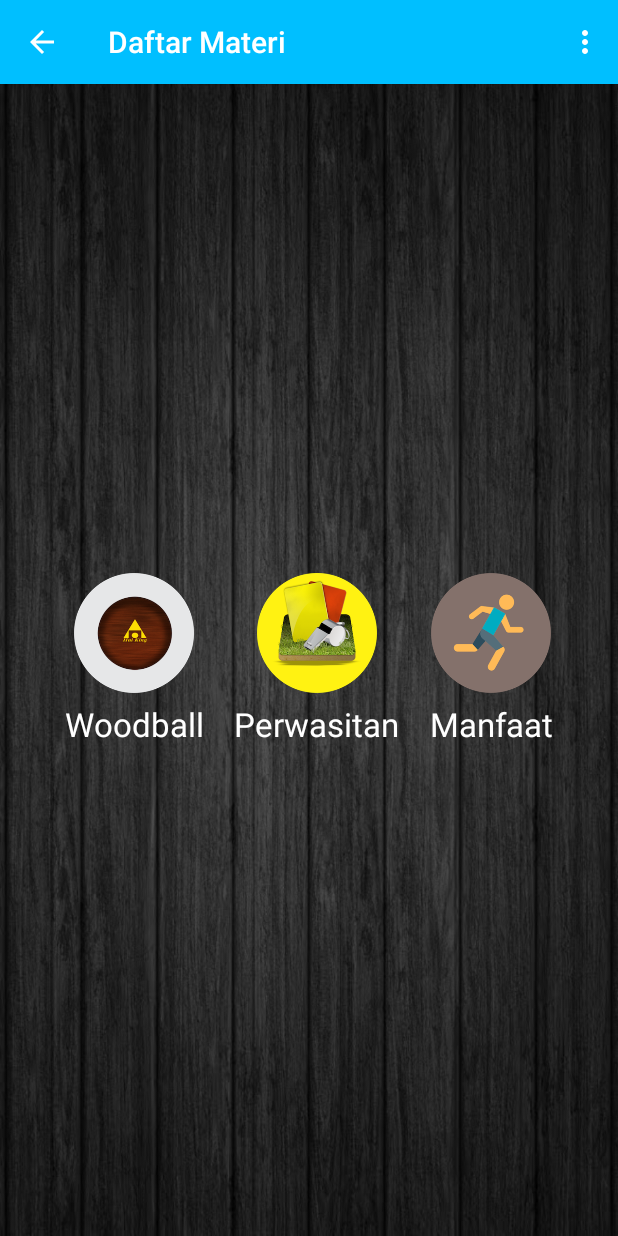
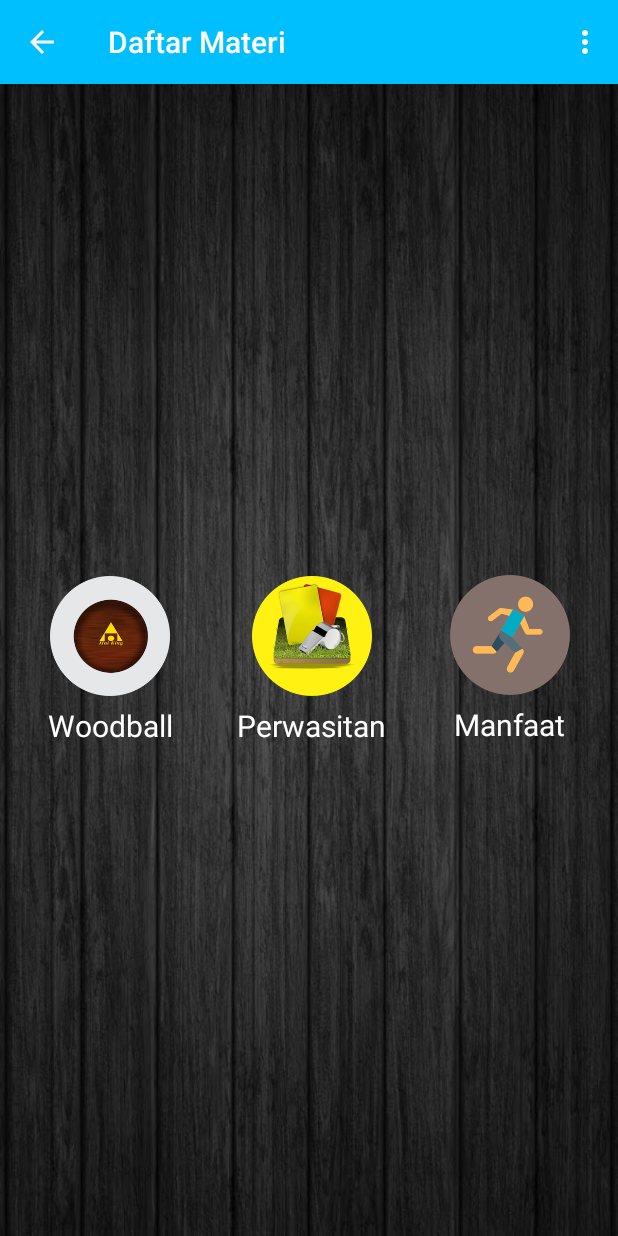
Before and after one commit to vjivandro/FinishingWoodball, an Android app: the MateriActivity screen opened directly, with no data from a screen before it, on a phone screen of 412 x 824 dp. Run offline under Robolectric (Android 15) with nearby library versions, the phone set to English and light mode, and no system bars.

Commit message:
repair activity_main, activity_utama, activity_materi.xml & colors.xml

```diff
--- a/app/src/main/res/layout/activity_materi.xml
+++ b/app/src/main/res/layout/activity_materi.xml
@@ -1,87 +1,114 @@
 <?xml version="1.0" encoding="utf-8"?>
-<ScrollView xmlns:android="http://schemas.android.com/apk/res/android"
+<android.support.constraint.ConstraintLayout xmlns:android="http://schemas.android.com/apk/res/android"
     xmlns:app="http://schemas.android.com/apk/res-auto"
+    xmlns:tools="http://schemas.android.com/tools"
     android:layout_width="match_parent"
     android:layout_height="match_parent"
     android:background="@drawable/bac">
 
     <LinearLayout
+        android:id="@+id/linearLayout"
         android:layout_width="wrap_content"
         android:layout_height="wrap_content"
         android:layout_gravity="center"
-        android:orientation="horizontal">
-
-        <LinearLayout
-            android:layout_width="wrap_content"
-            android:layout_height="wrap_content"
+        android:layout_margin="10dp"
+        android:layout_marginStart="8dp"
+        android:layout_marginLeft="8dp"
+        android:layout_marginEnd="41dp"
+        android:layout_marginRight="41dp"
         android:orientation="vertical"
-            android:layout_margin="10dp"
-            android:layout_gravity="center">
+        app:layout_constraintBottom_toBottomOf="parent"
+        app:layout_constraintEnd_toStartOf="@+id/linearLayout2"
+        app:layout_constraintStart_toStartOf="parent"
+        app:layout_constraintTop_toTopOf="parent"
+        app:layout_constraintVertical_bias="0.501">
 
         <Button
             android:id="@+id/btnWb"
             android:layout_width="80dp"
             android:layout_height="80dp"
-                android:background="@drawable/woodball"
-                android:layout_gravity="center"/>
+            android:layout_gravity="center"
+            android:background="@drawable/woodball" />
 
         <TextView
             android:layout_width="wrap_content"
             android:layout_height="wrap_content"
+            android:layout_gravity="center"
+            android:layout_marginTop="6dp"
             android:text="Woodball"
             android:textColor="@color/white"
-                android:layout_gravity="center"
-                android:textSize="10pt"
-                android:layout_marginTop="6dp"/>
+            android:textSize="20sp" />
     </LinearLayout>
 
+
     <LinearLayout
+        android:id="@+id/linearLayout2"
         android:layout_width="wrap_content"
         android:layout_height="wrap_content"
+        android:layout_gravity="center"
+        android:layout_margin="10dp"
+        android:layout_marginStart="36dp"
+        android:layout_marginLeft="36dp"
+        android:layout_marginEnd="8dp"
+        android:layout_marginRight="8dp"
         android:orientation="vertical"
-        android:layout_margin="10dp"
-        android:layout_gravity="center">
+        app:layout_constraintBottom_toBottomOf="parent"
+        app:layout_constraintEnd_toStartOf="@+id/linearLayout3"
+        app:layout_constraintStart_toEndOf="@+id/linearLayout"
+        app:layout_constraintTop_toTopOf="parent"
+        app:layout_constraintVertical_bias="0.501"
+        tools:ignore="MissingConstraints">
 
         <Button
             android:id="@+id/btnWasit"
             android:layout_width="80dp"
             android:layout_height="80dp"
-            android:background="@drawable/wasit"
-            android:layout_gravity="center"/>
+            android:layout_gravity="center"
+            android:background="@drawable/wasit" />
 
         <TextView
             android:layout_width="wrap_content"
             android:layout_height="wrap_content"
+            android:layout_gravity="center"
+            android:layout_marginTop="6dp"
             android:text="Perwasitan"
             android:textColor="@color/white"
-            android:layout_gravity="center"
-            android:textSize="10pt"
-            android:layout_marginTop="6dp"/>
+            android:textSize="20sp" />
     </LinearLayout>
 
+
     <LinearLayout
+        android:id="@+id/linearLayout3"
         android:layout_width="wrap_content"
         android:layout_height="wrap_content"
+        android:layout_gravity="center"
+        android:layout_margin="10dp"
+        android:layout_marginStart="26dp"
+        android:layout_marginLeft="26dp"
+        android:layout_marginEnd="8dp"
+        android:layout_marginRight="8dp"
         android:orientation="vertical"
-            android:layout_margin="10dp"
-            android:layout_gravity="center">
+        app:layout_constraintBottom_toBottomOf="parent"
+        app:layout_constraintEnd_toEndOf="parent"
+        app:layout_constraintStart_toEndOf="@+id/linearLayout2"
+        app:layout_constraintTop_toTopOf="parent">
 
         <Button
             android:id="@+id/btnManfaat"
             android:layout_width="80dp"
             android:layout_height="80dp"
-                android:background="@drawable/manfaat"
-                android:layout_gravity="center"/>
+            android:layout_gravity="center"
+            android:background="@drawable/manfaat" />
 
         <TextView
             android:layout_width="wrap_content"
             android:layout_height="wrap_content"
+            android:layout_gravity="center"
+            android:layout_marginTop="6dp"
             android:text="Manfaat"
             android:textColor="@color/white"
-                android:layout_gravity="center"
-                android:textSize="10pt"
-                android:layout_marginTop="6dp"/>
+            android:textSize="20sp" />
     </LinearLayout>
 
-    </LinearLayout>
-</ScrollView>
+
+</android.support.constraint.ConstraintLayout>
--- a/app/src/main/res/values/colors.xml
+++ b/app/src/main/res/values/colors.xml
@@ -1,7 +1,7 @@
 <?xml version="1.0" encoding="utf-8"?>
 <resources>
     <color name="colorPrimary">#00BFFF</color>
-    <color name="colorPrimaryDark">#303F9F</color>
+    <color name="colorPrimaryDark">#3498db</color>
     <color name="colorAccent">#FF4081</color>
     <color name="blue">#3498db</color>
     <color name="white">#FFF</color>
```
Also changed, not shown: app/src/main/res/layout/activity_main.xml (+47 -20 lines), app/src/main/res/layout/activity_utama.xml (+34 -14 lines), app/src/main/res/drawable/images.jpeg (deleted), app/src/main/res/drawable/images.png (added). Lines whose indentation alone changed are shown as unchanged.
